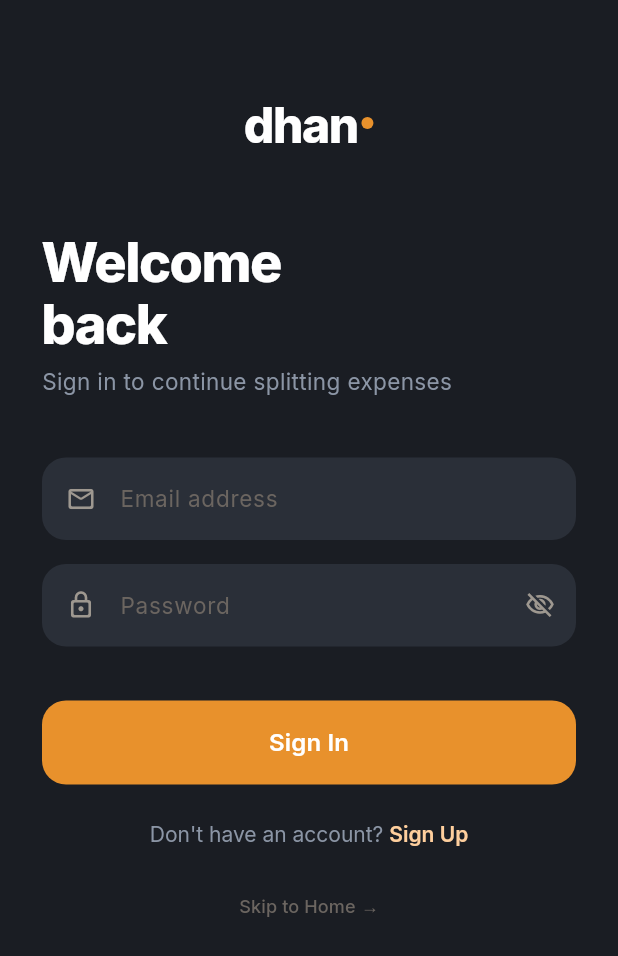
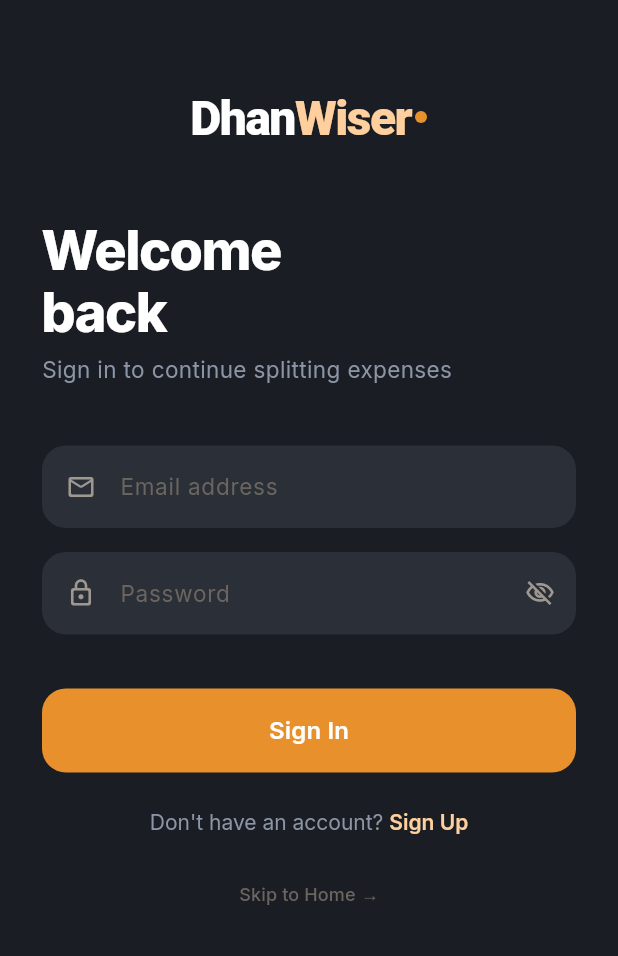
Before and after one commit to Tanish-SuperRonin/DhanWiser-APP, a Flutter app: the LoginScreen screen opened by its route, on a phone screen of 412 x 824 dp. Shown: the top 956 px of the screen. Run offline on Flutter 3.47's test engine with Material 3 defaults, Android fonts, the phone set to English and light mode, and no system bars; our stand-ins replace file_picker, flutter_secure_storage, google_fonts, shared_preferences, smooth_page_indicator; accounts and stored records are empty.

Commit message:
Refine login wordmark styling

```diff
--- a/lib/screens/login_screen.dart
+++ b/lib/screens/login_screen.dart
@@ -57,13 +57,25 @@
                 Row(
                   mainAxisAlignment: MainAxisAlignment.center,
                   children: [
-                    Text(
-                      'dhan',
-                      style: GoogleFonts.inter(
-                        fontSize: 32,
-                        fontWeight: FontWeight.w800,
-                        color: Colors.white,
-                        letterSpacing: -1,
+                    RichText(
+                      text: TextSpan(
+                        style: GoogleFonts.inter(
+                          fontSize: 32,
+                          fontWeight: FontWeight.w800,
+                          letterSpacing: -1,
+                        ),
+                        children: [
+                          const TextSpan(
+                            text: 'Dhan',
+                            style: TextStyle(color: Colors.white),
+                          ),
+                          TextSpan(
+                            text: 'Wiser',
+                            style: TextStyle(
+                              color: DhanWiserColors.primaryLight,
+                            ),
+                          ),
+                        ],
                       ),
                     ),
                     Container(
```
